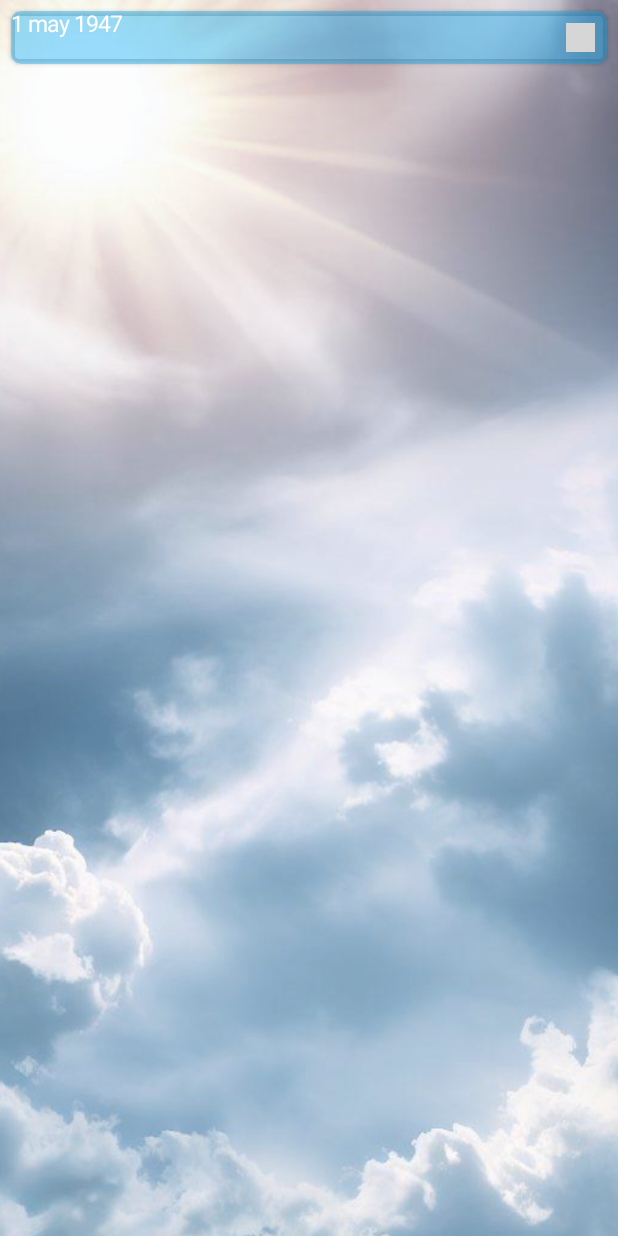
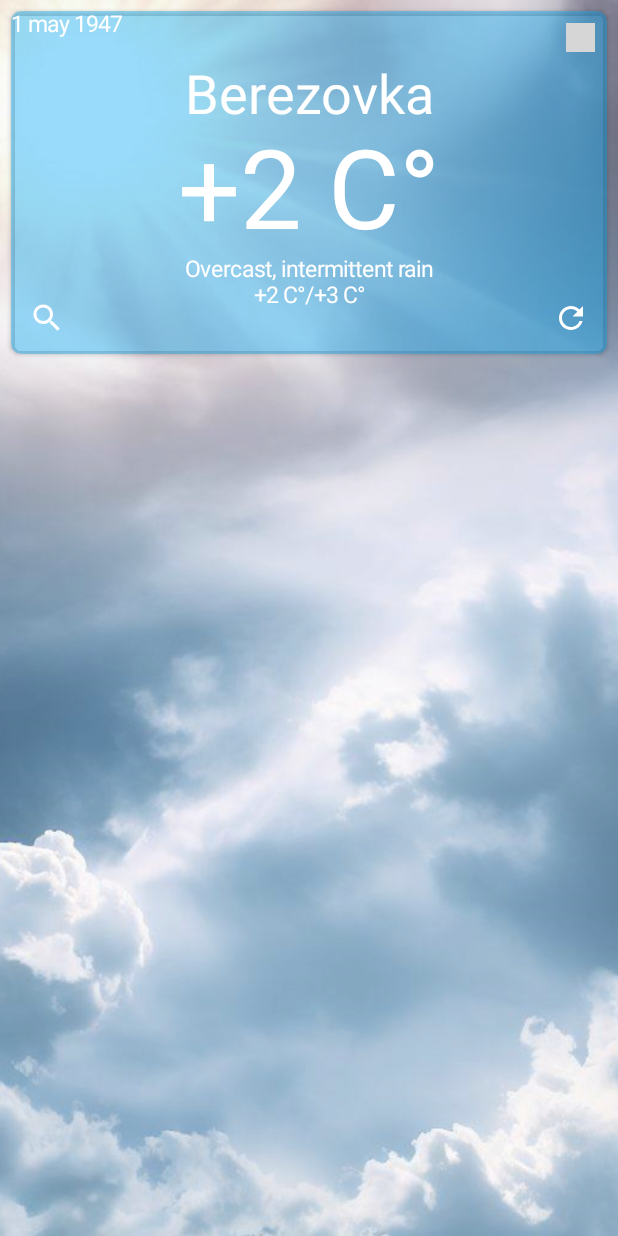
Before and after one commit to r164g198b57/WetherOnCompouse, an Android app built with Jetpack Compose: the screen it shows after launch (MainActivity), on a phone screen of 412 x 824 dp. Run offline under Robolectric (Android 15) with nearby library versions, the phone set to English and light mode, and no system bars; pictures from the network do not load; grey boxes are pictures that could not be loaded.

Commit message:
Second lesson

```diff
--- a/app/src/main/java/com/github/r164g198b57/wetheroncompouse2/screens/MainScreen.kt
+++ b/app/src/main/java/com/github/r164g198b57/wetheroncompouse2/screens/MainScreen.kt
@@ -12,6 +12,8 @@ import androidx.compose.foundation.shape.RoundedCornerShape
 import androidx.compose.material3.Card
 import androidx.compose.material3.CardDefaults
 import androidx.compose.material3.CardElevation
+import androidx.compose.material3.Icon
+import androidx.compose.material3.IconButton
 import androidx.compose.material3.Text
 import androidx.compose.runtime.Composable
 import androidx.compose.ui.Alignment
@@ -31,9 +33,10 @@ import com.github.r164g198b57.wetheroncompouse2.ui.theme.BlueLight
 @Preview(showBackground = true)
 @Composable
 fun MainScreen() {
-    Image(painter = painterResource(id = R.drawable.background),
+    Image(
+        painter = painterResource(id = R.drawable.background),
         contentDescription = "background",
-        modifier= Modifier
+        modifier = Modifier
             .fillMaxSize()
             .alpha(0.75f),
         contentScale = ContentScale.Crop
@@ -48,7 +51,11 @@ fun MainScreen() {
             colors = CardDefaults.cardColors(containerColor = BlueLight),
             elevation = CardDefaults.cardElevation(2.dp),
             shape = RoundedCornerShape(7.dp)
-        ){
+        ) {
+            Column(
+                modifier = Modifier.fillMaxWidth(),
+                horizontalAlignment = Alignment.CenterHorizontally
+            ) {
                 Column(
                     modifier = Modifier.fillMaxWidth(),
                     horizontalAlignment = Alignment.CenterHorizontally
@@ -57,16 +64,66 @@ fun MainScreen() {
                         modifier = Modifier.fillMaxWidth(),
                         horizontalArrangement = Arrangement.SpaceBetween
                     ) {
-                    Text(text = "1 may 1947",
+                        Text(
+                            text = "1 may 1947",
                             style = TextStyle(fontSize = 15.sp),
                             color = Color.White
                         )
-                    AsyncImage(model = "https://cdn.weatherapi.com/weather/64x64/day/113.png",
+                        AsyncImage(
+                            model = "https://cdn.weatherapi.com/weather/64x64/day/113.png",
                             contentDescription = "wether image",
-                        modifier = Modifier.size(35.dp).padding(8.dp)
+                            modifier = Modifier
+                                .size(35.dp)
+                                .padding(8.dp)
                         )
 
                     }
+                    Text(
+                        text = "Berezovka",
+                        style = TextStyle(fontSize = 36.sp),
+                        color = Color.White
+                    )
+                    Text(
+                        text = "+2 С°",
+                        style = TextStyle(fontSize = 73.sp),
+                        color = Color.White
+                    )
+                    Text(
+                        text = "Overcast, intermittent rain",
+                        style = TextStyle(fontSize = 15.sp),
+                        color = Color.White
+                    )
+                    Row(
+                        modifier = Modifier.fillMaxWidth(),
+                        horizontalArrangement = Arrangement.SpaceBetween
+                    ) {
+                        IconButton(
+                            onClick = { /*TODO*/ })
+                        {
+                            Icon(
+                                painter = painterResource(id =  R.drawable.search),
+                                contentDescription ="search",
+                                tint = Color.White
+                                )
+                        }
+                        Text(
+                            text = "+2 С°/+3 С°",
+                            style = TextStyle(fontSize = 15.sp),
+                            color = Color.White
+                        )
+                        IconButton(
+                                onClick = { /*TODO*/ })
+                        {
+                            Icon(
+                                painter = painterResource(id =  R.drawable.refresh),
+                                contentDescription ="search",
+                                tint = Color.White
+                            )
+                        }
+
+                    }
+                }
+
 
             }
         }
--- /dev/null
+++ b/app/src/main/res/drawable/refresh.xml
@@ -0,0 +1,5 @@
+<vector android:height="24dp" android:tint="#FFFFFF"
+    android:viewportHeight="24" android:viewportWidth="24"
+    android:width="24dp" xmlns:android="http://schemas.android.com/apk/res/android">
+    <path android:fillColor="@android:color/white" android:pathData="M17.65,6.35C16.2,4.9 14.21,4 12,4c-4.42,0 -7.99,3.58 -7.99,8s3.57,8 7.99,8c3.73,0 6.84,-2.55 7.73,-6h-2.08c-0.82,2.33 -3.04,4 -5.65,4 -3.31,0 -6,-2.69 -6,-6s2.69,-6 6,-6c1.66,0 3.14,0.69 4.22,1.78L13,11h7V4l-2.35,2.35z"/>
+</vector>
--- /dev/null
+++ b/app/src/main/res/drawable/search.xml
@@ -0,0 +1,5 @@
+<vector android:height="24dp" android:tint="#FFFFFF"
+    android:viewportHeight="24" android:viewportWidth="24"
+    android:width="24dp" xmlns:android="http://schemas.android.com/apk/res/android">
+    <path android:fillColor="@android:color/white" android:pathData="M15.5,14h-0.79l-0.28,-0.27C15.41,12.59 16,11.11 16,9.5 16,5.91 13.09,3 9.5,3S3,5.91 3,9.5 5.91,16 9.5,16c1.61,0 3.09,-0.59 4.23,-1.57l0.27,0.28v0.79l5,4.99L20.49,19l-4.99,-5zM9.5,14C7.01,14 5,11.99 5,9.5S7.01,5 9.5,5 14,7.01 14,9.5 11.99,14 9.5,14z"/>
+</vector>
```
Lines whose indentation alone changed are shown as unchanged.
